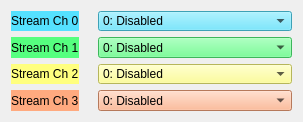
The window that new_look/streams_info.ui (cristinasewell/ATCA_PyDM_Screens) describes before a commit, drawn with Qt 5.
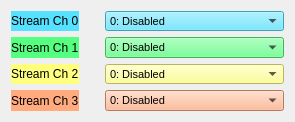
The same window after the commit. Custom widgets are drawn as their Qt base class.

Commit message: MNT - make comboBox a bit bigger and smaller font size

What changed in the file:
```diff
--- a/new_look/streams_info.ui
+++ b/new_look/streams_info.ui
@@ -14,29 +14,7 @@
    <string>Form</string>
   </property>
   <property name="styleSheet">
-   <string notr="true">/* Background color of popup-list.*/ 
-QComboBox QListView{
-    background-color:white;
-    border:1px solid gray;
-}
-/* Needed to complete the rule set. */
-QComboBox::item:alternate {
-    background: white;
-}
-/* Color of the selected list item. */
-QComboBox::item:selected {
-    border: 1px solid transparent;
-    background: #d1ede1;
-}
-/* Indicator will shine through the label text if you don't make it hidden. */
-QComboBox::indicator{
-    background-color:transparent;
-    selection-background-color:transparent;
-    color:transparent;
-    selection-color:transparent;
-}
-
-QPushButton {
+   <string notr="true">QPushButton {
     background-color: rgb(133,152,159);
     border-color: rgb(206,213,216) rgb(57,96,73) rgb(57,96,73) rgb(206,213,216);
     border-style: outset;
@@ -68,99 +46,7 @@
 PyDMLabel {
   background-color: rgb(189,197,205);
 }
-
- QTabWidget::pane {
-    border: 1px solid black;
-    background: white;
-}
-
-QTabWidget::tab-bar:top {
-    top: 1px;
-}
-
-QTabWidget::tab-bar:bottom {
-    bottom: 1px;
-}
-
-QTabWidget::tab-bar:left {
-    right: 1px;
-}
-
-QTabWidget::tab-bar:right {
-    left: 1px;
-}
-
-QTabBar::tab {
-    border: 1px solid black;
-}
-
-QTabBar::tab:selected {
-    background: rgb(220,229,236);
-}
-
-QTabBar::tab:!selected {
-    background: rgb(132,165,190);
-}
-
-QTabBar::tab:!selected:hover {
-    background: rgb(120,153,178);
-}
-
-QTabBar::tab:top:!selected {
-    margin-top: 3px;
-}
-
-QTabBar::tab:bottom:!selected {
-    margin-bottom: 3px;
-}
-
-QTabBar::tab:top, QTabBar::tab:bottom {
-    min-width: 6ex;
-    margin-right: -1px;
-    padding: 4px 8px 4px 8px;
-	border-radius: 2px;
-}
-
-QTabBar::tab:top:selected {
-    border-bottom-color: none;
-}
-
-QTabBar::tab:bottom:selected {
-    border-top-color: none;
-}
-
-QTabBar::tab:top:last, QTabBar::tab:bottom:last,
-QTabBar::tab:top:only-one, QTabBar::tab:bottom:only-one {
-    margin-right: 0;
-}
-
-QTabBar::tab:left:!selected {
-    margin-right: 3px;
-}
-
-QTabBar::tab:right:!selected {
-    margin-left: 3px;
-}
-
-QTabBar::tab:left, QTabBar::tab:right {
-    min-height: 6ex;
-    margin-bottom: -1px;
-    padding: 8px 5px 8px 5px;
-	border-radius: 2px;
-}
-
-QTabBar::tab:left:selected {
-    border-left-color: none;
-}
-
-QTabBar::tab:right:selected {
-    border-right-color: none;
-}
-
-QTabBar::tab:left:last, QTabBar::tab:right:last,
-QTabBar::tab:left:only-one, QTabBar::tab:right:only-one {
-    margin-bottom: 0;
-}</string>
+</string>
   </property>
   <layout class="QGridLayout" name="gridLayout">
    <item row="0" column="0">
@@ -222,31 +108,20 @@
        <height>20</height>
       </size>
      </property>
+     <property name="font">
+      <font>
+       <pointsize>8</pointsize>
+      </font>
+     </property>
      <property name="toolTip">
       <string/>
      </property>
      <property name="styleSheet">
-      <string notr="true">/* Background color of popup-list.*/ 
-QComboBox QListView{
-    background-color:white;
-    border:1px solid gray;
-}
-/* Needed to complete the rule set. */
-QComboBox::item:alternate {
-    background: white;
-}
-/* Color of the selected list item. */
+      <string notr="true">/* Color of the selected list item. */
 QComboBox::item:selected {
     border: 1px solid transparent;
     background: rgb(85,225,255);
 }
-/* Indicator will shine through the label text if you don't make it hidden. */
-QComboBox::indicator{
-    background-color:transparent;
-    selection-background-color:transparent;
-    color:transparent;
-    selection-color:transparent;
-}
 QComboBox {
   background-color: rgb(85,225,255);
 }</string>
@@ -414,6 +289,11 @@
        <height>20</height>
       </size>
      </property>
+     <property name="font">
+      <font>
+       <pointsize>8</pointsize>
+      </font>
+     </property>
      <property name="toolTip">
       <string/>
      </property>
@@ -606,6 +486,11 @@
        <height>20</height>
       </size>
      </property>
+     <property name="font">
+      <font>
+       <pointsize>8</pointsize>
+      </font>
+     </property>
      <property name="toolTip">
       <string/>
      </property>
@@ -798,6 +683,11 @@
        <height>20</height>
       </size>
      </property>
+     <property name="font">
+      <font>
+       <pointsize>8</pointsize>
+      </font>
+     </property>
      <property name="toolTip">
       <string/>
      </property>
```
The commit also changes 1 other file.
